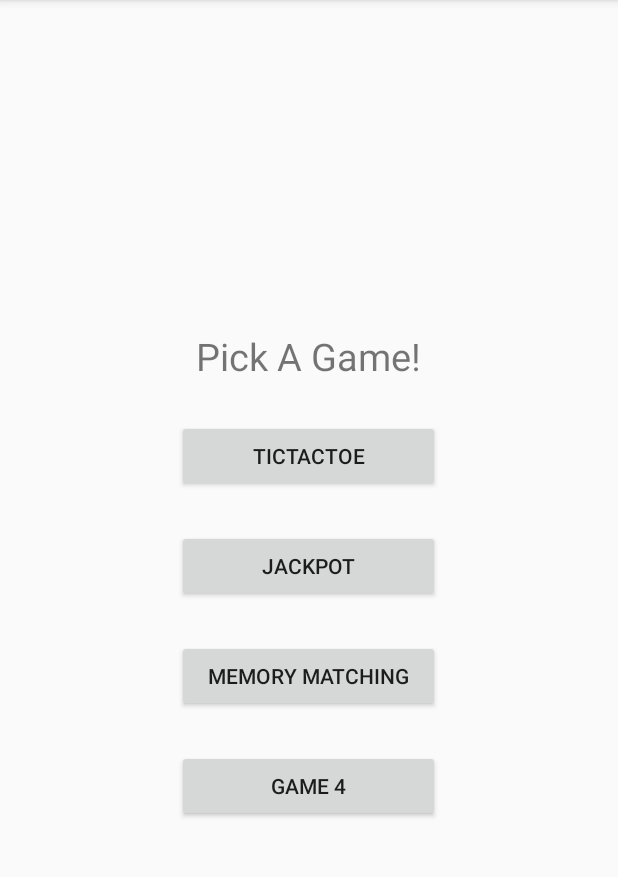
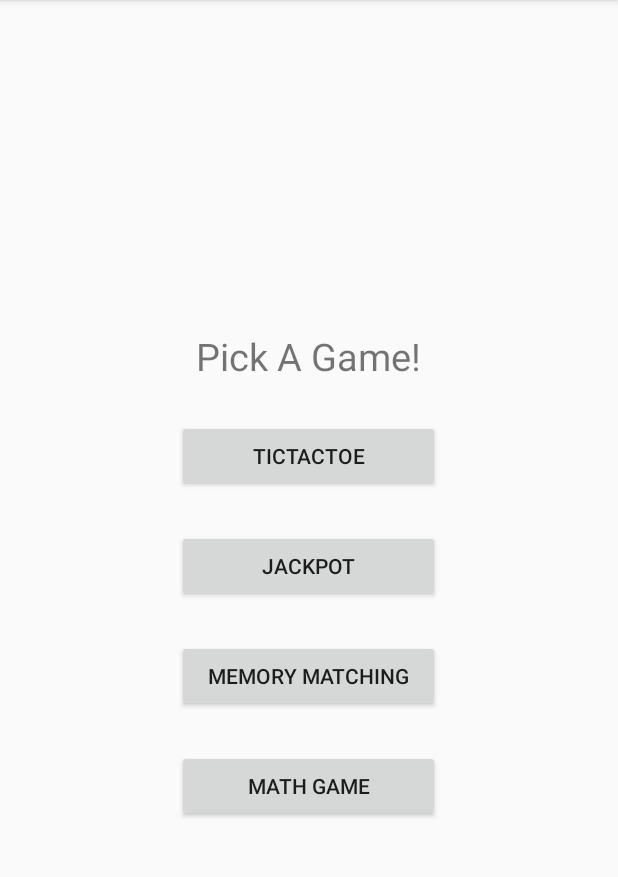
Before and after one commit to YY0NII/LoonsPartyPack, an Android app: the screen it shows after launch (MainActivity), on a phone screen of 412 x 824 dp, the part 84-961 px from its top. Run offline under Robolectric (Android 15) with nearby library versions, the phone set to English and light mode, and no system bars.

Commit message:
Added Game 4 (Math Challenge)

```diff
--- a/app/src/main/res/layout/activity_main.xml
+++ b/app/src/main/res/layout/activity_main.xml
@@ -63,7 +63,7 @@
             android:layout_width="175dp"
             android:layout_height="wrap_content"
             android:layout_gravity="center"
-            android:text="@string/game_4"/>
+            android:text="@string/math_challenge"/>
 
     </LinearLayout>
 
--- a/app/src/main/res/values/strings.xml
+++ b/app/src/main/res/values/strings.xml
@@ -24,4 +24,5 @@
     <string name="jackpot">Jackpot</string>
     <string name="memory_matching">Memory Matching</string>
     <string name="mathgameinstructions">Get 10 Correct Answers in a row to win!</string>
+    <string name="math_challenge">Math Game</string>
 </resources>
```
